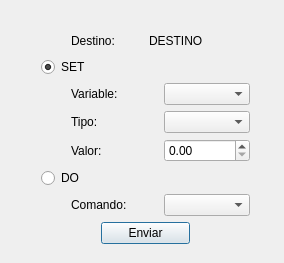
This is comandar.ui in arukagiri/interfazLAC as Qt 5 draws it before an edit. The edited form follows.
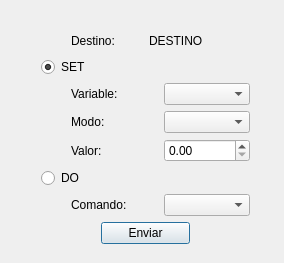
This is the edited form.

```diff
--- a/comandar.ui
+++ b/comandar.ui
@@ -161,7 +161,7 @@
         <item>
          <widget class="QLabel" name="label_tipo">
           <property name="text">
-           <string>Tipo:</string>
+           <string>Modo:</string>
           </property>
          </widget>
         </item>
```
Left out of the diff: 2 changed lines with no effect on the pictures.
